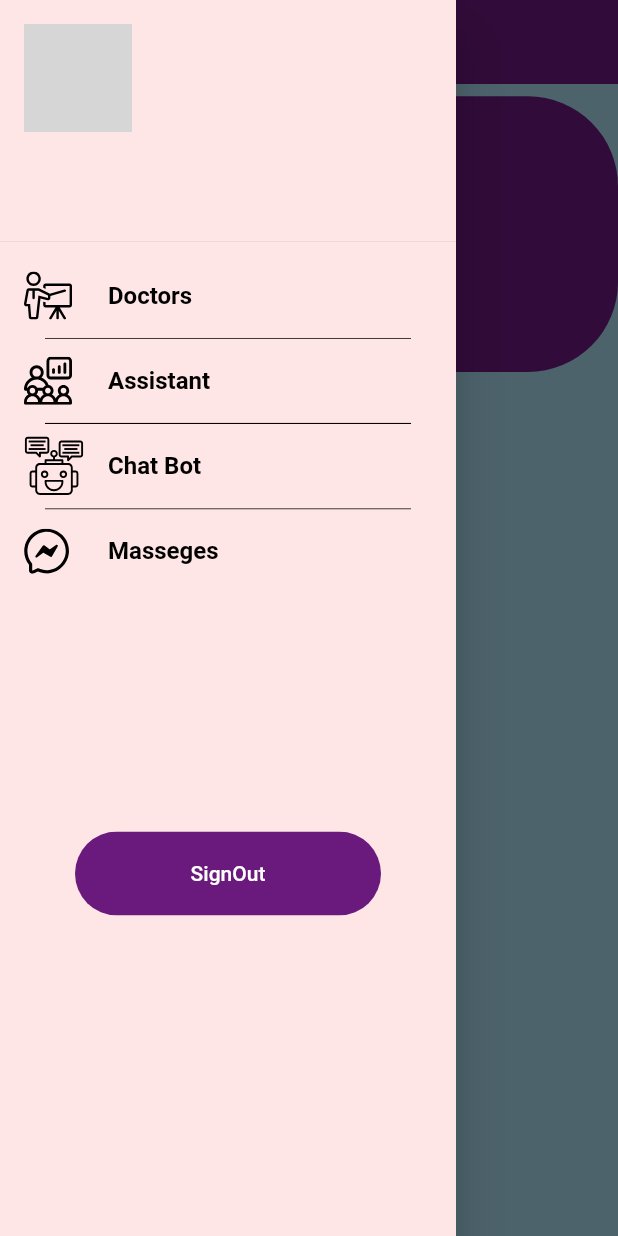
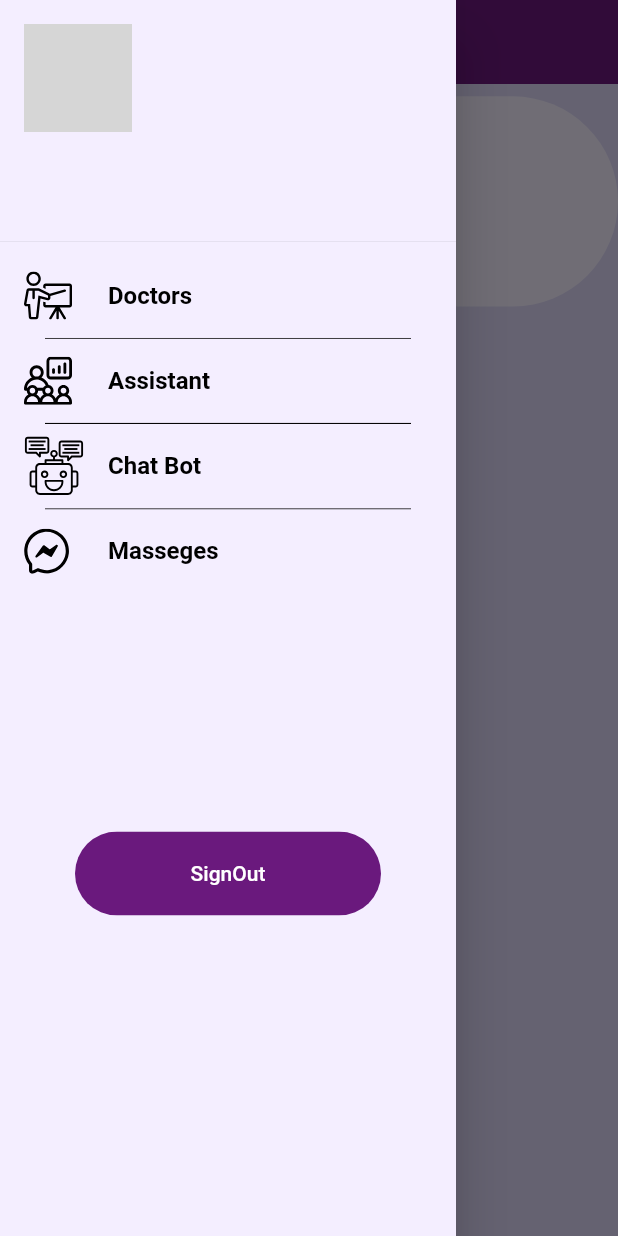
Before and after one commit to hussamm98/HAM, a Flutter app: the HomeScreen screen opened directly with empty values, with the side drawer open, on a phone screen of 412 x 824 dp. Run offline on Flutter 3.47's test engine with Material 2 defaults, Android fonts, the phone set to English and light mode, and no system bars; our stand-ins replace flutter_icons, flutter_svg, form_field_validator; missing offline and left inert: flutter_cached_pdfview; accounts and stored records are empty; network calls fail; grey boxes are pictures that could not be loaded.

Commit message:
colors , anothere pdf , sizes

```diff
--- a/lib/User_Interface/components/courses.dart
+++ b/lib/User_Interface/components/courses.dart
@@ -19,17 +19,17 @@ class MyCourses extends StatelessWidget {
                 text: "Your Courses Number is: ",
                 style: TextStyle(
                     fontSize: 16,
-                    color: Colors.black,
+                    color: kCardColor,
                     fontWeight: FontWeight.normal
                 ,
                 fontStyle: FontStyle.italic),
                 children: [
                   TextSpan(
-                    text: "${courses.length}",
+                    text: "  ${courses.length}",
                     // hereeeeeeeeeeeeeee yangmmmmmmmmm
                     style: TextStyle(
                         fontSize: 20,
-                        color: Colors.black,
+                        color: kCardColor,
                         fontWeight: FontWeight.bold),
                   ),
                 ]),
@@ -42,10 +42,9 @@ class MyCourses extends StatelessWidget {
       SingleChildScrollView(
         scrollDirection: Axis.horizontal,
         child: Row(
-            ////// fe sho3'l raye2 hnaaaaaaaaaaaaaaaaaaaa
             children: courses
                 .map((course) => buildTaskItem(
-                    int.parse(course.hours), course.courseName, kTextColor))
+                    int.parse(course.hours), course.courseName, kCardColor))
                 .toList()),
       )
     ]);
@@ -59,7 +58,7 @@ Container buildTaskItem(int numDays, String courseTitle, Color color) {
     height: 90,
     width: 150,
     decoration: BoxDecoration(
-      color: color.withOpacity(0.4),
+      color: kCardColor,
       borderRadius: BorderRadius.circular(30),
     ),
     child: Column(
@@ -74,7 +73,7 @@ Container buildTaskItem(int numDays, String courseTitle, Color color) {
               height: 10,
               width: 10,
               decoration: BoxDecoration(
-                color: color,
+                color: Color(0xff185adb),
                 borderRadius: BorderRadius.circular(10),
               ),
             ),
@@ -82,7 +81,7 @@ Container buildTaskItem(int numDays, String courseTitle, Color color) {
               width: 10,
             ),
             Text(
-              "$numDays Credit Hours", // there is a code here :"))))))
+              "$numDays Credit Hours",
               style: TextStyle(fontSize: 11.5, fontWeight: FontWeight.bold, color: Colors.white),
             ),
           ],
@@ -95,7 +94,8 @@ Container buildTaskItem(int numDays, String courseTitle, Color color) {
           child: Center(
             child: Text(
               courseTitle,
-              style: TextStyle(fontSize: 18,  fontWeight: FontWeight.bold),
+              style: TextStyle(fontSize: 18,  fontWeight: FontWeight.bold ,
+              color: Colors.white),
             ),
           ),
         ),
--- a/lib/User_Interface/components/drawer.dart
+++ b/lib/User_Interface/components/drawer.dart
@@ -4,6 +4,7 @@ import 'package:flutter_auth/User_Interface/components/listing_doctor_users.dart
 import 'package:flutter_auth/User_Interface/components/rounded_button.dart';
 import 'package:flutter_auth/User_Interface/pages/UserModel.dart';
 import 'package:flutter_svg/svg.dart';
+
 import '../pages/welcome_screen.dart';
 import 'listing_assistant_users.dart';
 
@@ -11,17 +12,20 @@ class MyDrawer extends StatelessWidget {
   final UserModel user;
 
   const MyDrawer({Key key, this.user}) : super(key: key);
+
   @override
   Widget build(BuildContext context) {
     //print('drawer user name: ${user.name}');
     Size size = MediaQuery.of(context).size;
     return Drawer(
         child: Container(
-      color: Color(0xffffe6e6),
+      color: Color(0xfff4eeff),
       child: ListView(
         children: <Widget>[
           UserAccountsDrawerHeader(
-            decoration: BoxDecoration(color: Color(0xffffe6e6)),
+            decoration: BoxDecoration(
+              color: Color(0xfff4eeff),
+            ),
             accountEmail: Text(
               '${user.email}',
               // "${user.email}",
--- a/lib/User_Interface/pages/home.dart
+++ b/lib/User_Interface/pages/home.dart
@@ -1,9 +1,7 @@
 import 'package:flutter/material.dart';
 import 'package:flutter_auth/User_Interface/components/courses.dart';
 import 'package:flutter_auth/User_Interface/components/drawer.dart';
-import 'package:flutter_auth/User_Interface/components/navigation_bar.dart';
 import 'package:flutter_auth/User_Interface/components/temp_alerts.dart';
-import 'package:flutter_auth/User_Interface/pages/UserModel.dart';
 import 'package:flutter_auth/User_Interface/pages/UserModel.dart';
 
 import '../../constants.dart';
@@ -13,6 +11,7 @@ class HomeScreen extends StatefulWidget {
   final UserModel user;
 
   const HomeScreen({Key key, this.user}) : super(key: key);
+
   @override
   _HomeScreenState createState() => _HomeScreenState();
 }
@@ -29,23 +28,21 @@ class _HomeScreenState extends State<HomeScreen> {
         backgroundColor: Color(0xFF6a197d),
         title: widget.user == null
             ? Container()
-            : Text(
-                "Welcome ${widget.user.name}"),
+            : Text("Welcome ${widget.user.name}"),
       ),
       body: SingleChildScrollView(
         child: Column(
           children: [
-            SizedBox(height: size.height *0.01),
+            SizedBox(height: size.height * 0.01),
             Container(
               padding: EdgeInsets.all(40.0),
               decoration: BoxDecoration(
-                //     color: Theme.of(context).primaryColor,
-                color: kPrimaryColor,
+                color: Color(0xfff4eeff),
                 borderRadius: BorderRadius.only(
-                    topLeft: Radius.circular(60),
-                    topRight: Radius.circular(60),
-                    bottomLeft: Radius.circular(60),
-                    bottomRight: Radius.circular(60)),
+                    topLeft: Radius.circular(100),
+                    topRight: Radius.circular(100),
+                    bottomLeft: Radius.circular(100),
+                    bottomRight: Radius.circular(100)),
               ),
               child: Column(
                 crossAxisAlignment: CrossAxisAlignment.start,
@@ -53,8 +50,12 @@ class _HomeScreenState extends State<HomeScreen> {
                   widget.user == null
                       ? Container()
                       : MyCourses(
-                          courses: widget
-                              .user.courses), //da ally btktbo 3lshan tzhr l list
+                          courses: widget.user
+                              .courses), //da ally btktbo 3lshan tzhr l list
+                  SizedBox(height: size.height * 0.005),
+                ],
+              ),
+            ),
             SizedBox(height: size.height * 0.03),
             Row(
               mainAxisAlignment: MainAxisAlignment.center,
@@ -62,17 +63,14 @@ class _HomeScreenState extends State<HomeScreen> {
                 Text(
                   "Current Alerts",
                   style: TextStyle(
-                          color: Colors.white,
-                          fontSize: 20.0,
+                    color: Color(0xff1c1427),
+                    fontSize: 22.0,
                     fontWeight: FontWeight.bold,
+                    fontStyle: FontStyle.italic
                   ),
                 )
               ],
             ),
-                ],
-              ),
-            ),
-            SizedBox(height: size.height *0.05),
             Container(
                 width: double.infinity,
                 color: kTextColor,
--- a/lib/User_Interface/pages/pdfviewer.dart
+++ b/lib/User_Interface/pages/pdfviewer.dart
@@ -19,7 +19,7 @@ class _pdfviewerState extends State<pdfviewer> {
           ),
         ),
         body: Center(
-          child: PDF().fromAsset("assets/images/AILecture_1_Introduction.pdf"),
+          child: PDF().fromAsset("assets/images/DM.pdf"),
         ));
   }
 }
--- a/lib/constants.dart
+++ b/lib/constants.dart
@@ -1,6 +1,6 @@
 import 'package:flutter/material.dart';
-
-const kTextColor = Color(0xFfa8d8ea);
+//dcd6f7
+const kTextColor = Color(0xFFdcd6f7);
 const kPrimaryColor = Color(0xFF6a197d);
 const kPrimaryLightColor = Color(0xFFF1E6FF);
 const kHourColor = Color(0xFFF5C35A);
@@ -10,7 +10,7 @@ const kCalendarDay = TextStyle(
   color: kTextColor,
   fontSize: 16.0,
 );
-
+//Theme.of(context).accentColor
 
 const secondaryColor = Color(0xFFe61c5d);
 const contentColorLightTheme = Color(0xFF1D1D35);
```
Also changed, not shown: lib/User_Interface/components/build_classes.dart (+0 -11 lines), lib/User_Interface/pages/lecture_folders.dart (+26 -0 lines), lib/User_Interface/pages/schedule_screen.dart (+7 -8 lines), 2 other files. Lines whose indentation alone changed are shown as unchanged.
